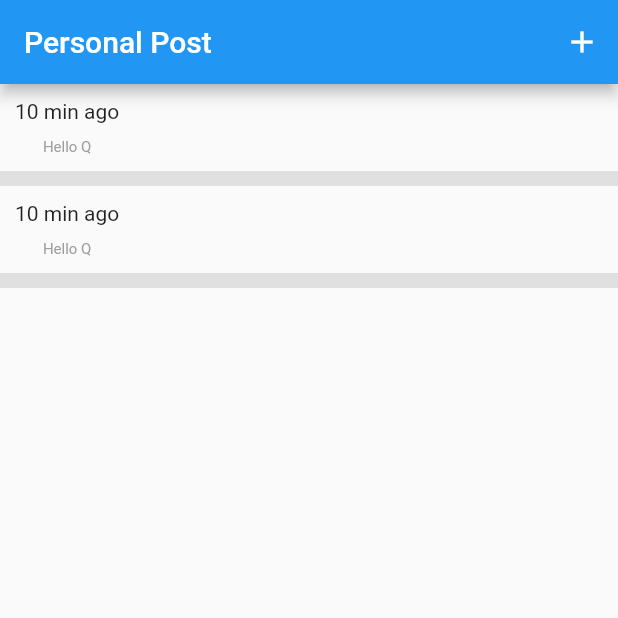
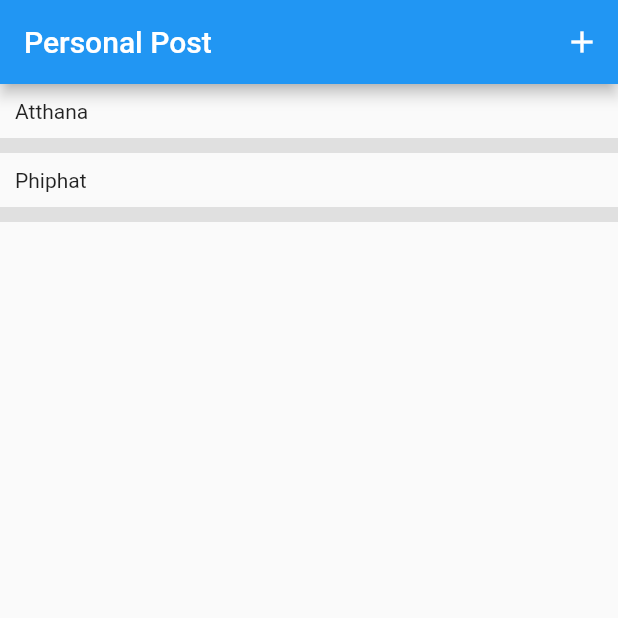
Before and after one commit to atthana/mytimeline, a Flutter app: the screen it shows after launch, on a phone screen of 412 x 824 dp, the top half of it. Run offline on Flutter 3.47's test engine with Material 2 defaults, Android fonts, the phone set to English and light mode, and no system bars.

Commit message:
Done part2: generate provider and call to use.

```diff
--- a/lib/main.dart
+++ b/lib/main.dart
@@ -1,5 +1,8 @@
 import 'package:flutter/material.dart';
 import 'package:nextflow_personal_post/pages/new_post_page.dart';
+import 'package:nextflow_personal_post/provider/post_provider.dart';
+import 'package:provider/provider.dart';
+import 'package:provider/single_child_widget.dart';
 
 void main() {
   runApp(MyApp());
@@ -8,13 +11,19 @@ void main() {
 class MyApp extends StatelessWidget {
   @override
   Widget build(BuildContext context) {
-    return MaterialApp(
+    return MultiProvider(
+      providers: <SingleChildWidget>[
+        ChangeNotifierProvider(
+            create: (BuildContext context) => PostProvider()),
+      ],
+      child: MaterialApp(
         title: 'Atthana Personal Post',
         theme: ThemeData(
           primarySwatch: Colors.blue,
           visualDensity: VisualDensity.adaptivePlatformDensity,
         ),
         home: MyHomePage(title: 'Personal Post'),
+      ),
     );
   }
 }
@@ -51,9 +60,16 @@ class _MyHomePageState extends State<MyHomePage> {
               })
         ],
       ),
-        body: ListView.builder(
-          itemCount: 2,
+
+      body: Consumer<PostProvider>(
+        builder: (BuildContext context, PostProvider provider, Widget child) {
+          return ListView.builder(
+            itemCount: provider.posts
+                .length, // property ที่ชื่อ posts อันนี้จิงๆก้อคือ List ที่อยู่ภายใน provider ที่เราสร้างไว้นั่นเอง
             itemBuilder: (BuildContext context, int index) {
+              // return Text(provider.posts[index]);
+              var post = provider.posts[index];
+
               return Column(
                 crossAxisAlignment: CrossAxisAlignment.start,
                 children: [
@@ -61,14 +77,7 @@ class _MyHomePageState extends State<MyHomePage> {
                       padding: EdgeInsets.all(10),
                       child: Column(
                         children: <Widget>[
-                        Text('10 min ago'),
-                        SizedBox(
-                          height: 10,
-                        ),
-                        Text(
-                          'Hello Q',
-                          style: TextStyle(color: Colors.grey, fontSize: 10),
-                        ),
+                          Text(post),
                         ],
                       )),
                   SizedBox(
@@ -80,6 +89,40 @@ class _MyHomePageState extends State<MyHomePage> {
                 ],
               );
             },
-        ));
+          );
+        },
+      ),
+
+      // body: ListView.builder(
+      //   itemCount: 2,
+      //   itemBuilder: (BuildContext context, int index) {
+      //     return Column(
+      //       crossAxisAlignment: CrossAxisAlignment.start,
+      //       children: [
+      //         Container(
+      //             padding: EdgeInsets.all(10),
+      //             child: Column(
+      //               children: <Widget>[
+      //                 Text('10 min ago'),
+      //                 SizedBox(
+      //                   height: 10,
+      //                 ),
+      //                 Text(
+      //                   'Hello Q',
+      //                   style: TextStyle(color: Colors.grey, fontSize: 10),
+      //                 ),
+      //               ],
+      //             )),
+      //         SizedBox(
+      //           height: 10,
+      //           child: Container(
+      //             decoration: BoxDecoration(color: Colors.grey[300]),
+      //           ),
+      //         )
+      //       ],
+      //     );
+      //   },
+      // )
+    );
   }
 }
--- /dev/null
+++ b/lib/provider/post_provider.dart
@@ -0,0 +1,30 @@
+import 'package:flutter/foundation.dart';
+
+// สร้าง provider มารับข้อมุลเก็บไว้ใน List
+class PostProvider with ChangeNotifier {
+  // keyword 'this' เป็นการทำให้ class นี้ใช้คุณสมบัติของ ChangeNotifier แต่ต้องมาจาก foundation นะ
+  // นี่คือ PostProvider ที่จะเป็นตัวที่ทำหน้าที่ share ข้อมูลให้กับ application ของเรา
+  List<String> _posts = ['Atthana', 'Phiphat'];
+  // PostProvder class จะมีการเก็บ list ของ _posts ที่เป็น String ไว้
+
+  // function posts นี้จะทำหน้าที่นำข้อมูลที่อยู่ใน list ส่งออกไปยัง widget ที่ต้องการได้
+  // เราไม่ได้ส่งออก _posts ของเราโดยตรง แต่ทำผ่านตัว function get นี่แหละ
+  // โดย Function ก้อ return ออกไปเป็น List ที่เป็น String นั่นเอง
+  // เวลา consumer ต้องการข้อมูลจาก provider ก้อจะทำผ่าน function นี้นั่นเอง
+
+  // List<String> get posts {
+  //   return _posts;
+  // }
+
+  List<String> get posts => _posts; // เราเขียนสั้นๆแบบนี้แทนอันบนได้เลย
+
+  addNewHost(String post) {
+    // ตัวนี้ทำหน้าที่รับ String เข้ามาแล้วไปเพิ่มเข้าไปใน List _posts
+    // _posts.add(post);  // ถ้าใช้ .add มันจะเพิ่มเข้าไปที่ส่วนท้ายของ List นะ ถ้าเราอยากให้มันเป็นตัวแรก จะต้องใช้ insert แทน
+    _posts.insert(0, post);  // ถ้ากำหนดแบบนี้ จะทำให้ post ไปอยู่ที่ index 0 เสมอ
+
+    notifyListeners(); // Function นี้มาจาก ChangeNotifier นะ
+    // โดยมันจะทำการแจ้งเตือน คนที่คอยรับการเปลี่ยนแปลงของข้อมูลจาก provier ตัวนี้อยุ่
+    // ซึ่งจะทำให้ consumer ที่รอข้อมูลรับรู้การเปลี่ยนแปลงและดึงข้อมุลไปใช้ได้นะ
+  }
+}
--- a/pubspec.yaml
+++ b/pubspec.yaml
@@ -28,6 +28,7 @@ dependencies:
   # The following adds the Cupertino Icons font to your application.
   # Use with the CupertinoIcons class for iOS style icons.
   cupertino_icons: ^0.1.3
+  provider: ^4.3.2+1
 
 dev_dependencies:
   flutter_test:
```
Also changed, not shown: lib/pages/new_post_page.dart (+31 -1 lines), pubspec.lock. Lines whose indentation alone changed are shown as unchanged.
